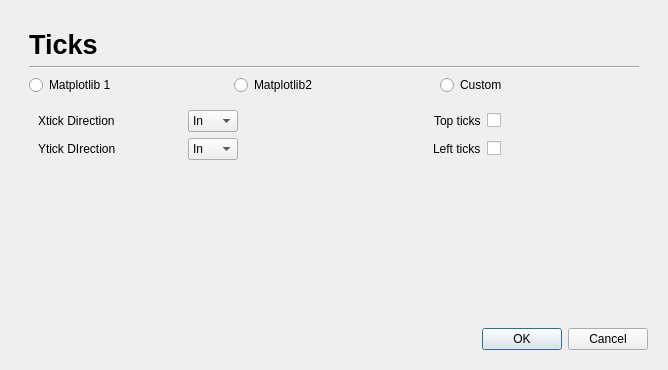
hadrianmontes/Plotter2, file ui/preferences_dialog.ui: the form before one commit.
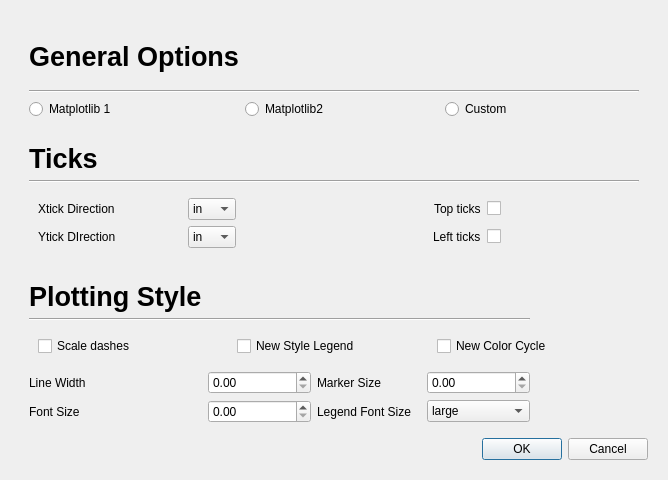
The form after the commit.

Commit message: FInished basic options

The edit to the form file:
```diff
--- a/ui/preferences_dialog.ui
+++ b/ui/preferences_dialog.ui
@@ -7,7 +7,7 @@
     <x>0</x>
     <y>0</y>
     <width>668</width>
-    <height>370</height>
+    <height>480</height>
    </rect>
   </property>
   <property name="windowTitle">
@@ -17,61 +17,12 @@
    <item row="0" column="0">
     <widget class="QWidget" name="widget" native="true">
      <layout class="QGridLayout" name="gridLayout_2">
-      <item row="0" column="0">
+      <item row="1" column="0">
        <widget class="QWidget" name="widget_2" native="true">
         <layout class="QGridLayout" name="gridLayout_3">
-         <item row="2" column="0">
-          <widget class="QRadioButton" name="tickmat1">
-           <property name="text">
-            <string>Matplotlib 1</string>
-           </property>
-          </widget>
-         </item>
-         <item row="1" column="0" colspan="3">
-          <widget class="Line" name="line">
-           <property name="orientation">
-            <enum>Qt::Horizontal</enum>
-           </property>
-          </widget>
-         </item>
-         <item row="0" column="0">
-          <widget class="QLabel" name="label">
-           <property name="font">
-            <font>
-             <pointsize>20</pointsize>
-             <weight>75</weight>
-             <bold>true</bold>
-            </font>
-           </property>
-           <property name="text">
-            <string>Ticks</string>
-           </property>
-          </widget>
-         </item>
-         <item row="2" column="1">
-          <widget class="QRadioButton" name="tickmat2">
-           <property name="text">
-            <string>Matplotlib2</string>
-           </property>
-          </widget>
-         </item>
-         <item row="2" column="2">
-          <widget class="QRadioButton" name="tickcust">
-           <property name="text">
-            <string>Custom</string>
-           </property>
-          </widget>
-         </item>
          <item row="3" column="0" colspan="3">
           <widget class="QWidget" name="widget_4" native="true">
            <layout class="QGridLayout" name="gridLayout_4">
-            <item row="2" column="2" alignment="Qt::AlignRight">
-             <widget class="QLabel" name="label_5">
-              <property name="text">
-               <string>Left ticks</string>
-              </property>
-             </widget>
-            </item>
             <item row="1" column="2" alignment="Qt::AlignRight">
              <widget class="QLabel" name="label_4">
               <property name="text">
@@ -93,6 +44,20 @@
               </property>
              </widget>
             </item>
+            <item row="1" column="1" alignment="Qt::AlignLeft">
+             <widget class="QComboBox" name="xtickcombo">
+              <item>
+               <property name="text">
+                <string>in</string>
+               </property>
+              </item>
+              <item>
+               <property name="text">
+                <string>out</string>
+               </property>
+              </item>
+             </widget>
+            </item>
             <item row="2" column="3" alignment="Qt::AlignLeft">
              <widget class="QCheckBox" name="leftcheck">
               <property name="text">
@@ -111,46 +76,215 @@
              <widget class="QComboBox" name="ytickcombo">
               <item>
                <property name="text">
-                <string>In</string>
+                <string>in</string>
                </property>
               </item>
               <item>
                <property name="text">
-                <string>Out</string>
+                <string>out</string>
                </property>
               </item>
              </widget>
             </item>
-            <item row="1" column="1" alignment="Qt::AlignLeft">
-             <widget class="QComboBox" name="xtickcombo">
-              <item>
-               <property name="text">
-                <string>In</string>
-               </property>
-              </item>
-              <item>
-               <property name="text">
-                <string>Out</string>
-               </property>
-              </item>
+            <item row="2" column="2" alignment="Qt::AlignRight">
+             <widget class="QLabel" name="label_5">
+              <property name="text">
+               <string>Left ticks</string>
+              </property>
              </widget>
             </item>
            </layout>
           </widget>
          </item>
+         <item row="1" column="0" colspan="3">
+          <widget class="Line" name="line">
+           <property name="orientation">
+            <enum>Qt::Horizontal</enum>
+           </property>
+          </widget>
+         </item>
+         <item row="0" column="0">
+          <widget class="QLabel" name="label">
+           <property name="font">
+            <font>
+             <pointsize>20</pointsize>
+             <weight>75</weight>
+             <bold>true</bold>
+            </font>
+           </property>
+           <property name="text">
+            <string>Ticks</string>
+           </property>
+          </widget>
+         </item>
         </layout>
        </widget>
       </item>
-      <item row="1" column="0">
-       <widget class="QWidget" name="widget_3" native="true"/>
-      </item>
-      <item row="2" column="0">
+      <item row="3" column="0">
        <widget class="QDialogButtonBox" name="buttonBox">
         <property name="standardButtons">
          <set>QDialogButtonBox::Cancel|QDialogButtonBox::Ok</set>
         </property>
        </widget>
       </item>
+      <item row="2" column="0">
+       <widget class="QWidget" name="widget_3" native="true">
+        <layout class="QGridLayout" name="gridLayout_5">
+         <item row="4" column="0">
+          <widget class="QLabel" name="label_9">
+           <property name="text">
+            <string>Font Size</string>
+           </property>
+          </widget>
+         </item>
+         <item row="4" column="3">
+          <widget class="QComboBox" name="legendsize">
+           <item>
+            <property name="text">
+             <string>large</string>
+            </property>
+           </item>
+           <item>
+            <property name="text">
+             <string>medium</string>
+            </property>
+           </item>
+           <item>
+            <property name="text">
+             <string>small</string>
+            </property>
+           </item>
+          </widget>
+         </item>
+         <item row="3" column="0">
+          <widget class="QLabel" name="label_7">
+           <property name="text">
+            <string>Line Width</string>
+           </property>
+          </widget>
+         </item>
+         <item row="3" column="1">
+          <widget class="QDoubleSpinBox" name="linewidth"/>
+         </item>
+         <item row="4" column="1">
+          <widget class="QDoubleSpinBox" name="fontsize"/>
+         </item>
+         <item row="3" column="2">
+          <widget class="QLabel" name="label_8">
+           <property name="text">
+            <string>Marker Size</string>
+           </property>
+          </widget>
+         </item>
+         <item row="1" column="0" colspan="4">
+          <widget class="Line" name="line_2">
+           <property name="orientation">
+            <enum>Qt::Horizontal</enum>
+           </property>
+          </widget>
+         </item>
+         <item row="4" column="2">
+          <widget class="QLabel" name="label_10">
+           <property name="text">
+            <string>Legend Font Size</string>
+           </property>
+          </widget>
+         </item>
+         <item row="3" column="3">
+          <widget class="QDoubleSpinBox" name="markersize"/>
+         </item>
+         <item row="0" column="0">
+          <widget class="QLabel" name="label_6">
+           <property name="font">
+            <font>
+             <pointsize>20</pointsize>
+             <weight>75</weight>
+             <bold>true</bold>
+            </font>
+           </property>
+           <property name="text">
+            <string>Plotting Style</string>
+           </property>
+          </widget>
+         </item>
+         <item row="2" column="0" colspan="5">
+          <widget class="QWidget" name="widget_6" native="true">
+           <layout class="QGridLayout" name="gridLayout_7">
+            <item row="0" column="1">
+             <widget class="QCheckBox" name="newlegend">
+              <property name="text">
+               <string>New Style Legend</string>
+              </property>
+             </widget>
+            </item>
+            <item row="0" column="0">
+             <widget class="QCheckBox" name="scaledash">
+              <property name="text">
+               <string>Scale dashes</string>
+              </property>
+             </widget>
+            </item>
+            <item row="0" column="2">
+             <widget class="QCheckBox" name="newcycle">
+              <property name="text">
+               <string>New Color Cycle</string>
+              </property>
+             </widget>
+            </item>
+           </layout>
+          </widget>
+         </item>
+        </layout>
+       </widget>
+      </item>
+      <item row="0" column="0">
+       <widget class="QWidget" name="widget_5" native="true">
+        <layout class="QGridLayout" name="gridLayout_6">
+         <item row="0" column="0">
+          <widget class="QLabel" name="label_11">
+           <property name="font">
+            <font>
+             <pointsize>20</pointsize>
+             <weight>75</weight>
+             <bold>true</bold>
+            </font>
+           </property>
+           <property name="text">
+            <string>General Options</string>
+           </property>
+          </widget>
+         </item>
+         <item row="2" column="1">
+          <widget class="QRadioButton" name="tickmat2">
+           <property name="text">
+            <string>Matplotlib2</string>
+           </property>
+          </widget>
+         </item>
+         <item row="2" column="0">
+          <widget class="QRadioButton" name="tickmat1">
+           <property name="text">
+            <string>Matplotlib 1</string>
+           </property>
+          </widget>
+         </item>
+         <item row="2" column="2">
+          <widget class="QRadioButton" name="tickcust">
+           <property name="text">
+            <string>Custom</string>
+           </property>
+          </widget>
+         </item>
+         <item row="1" column="0" colspan="3">
+          <widget class="Line" name="line_3">
+           <property name="orientation">
+            <enum>Qt::Horizontal</enum>
+           </property>
+          </widget>
+         </item>
+        </layout>
+       </widget>
+      </item>
      </layout>
     </widget>
    </item>
```
The commit also changes 1 other file.
